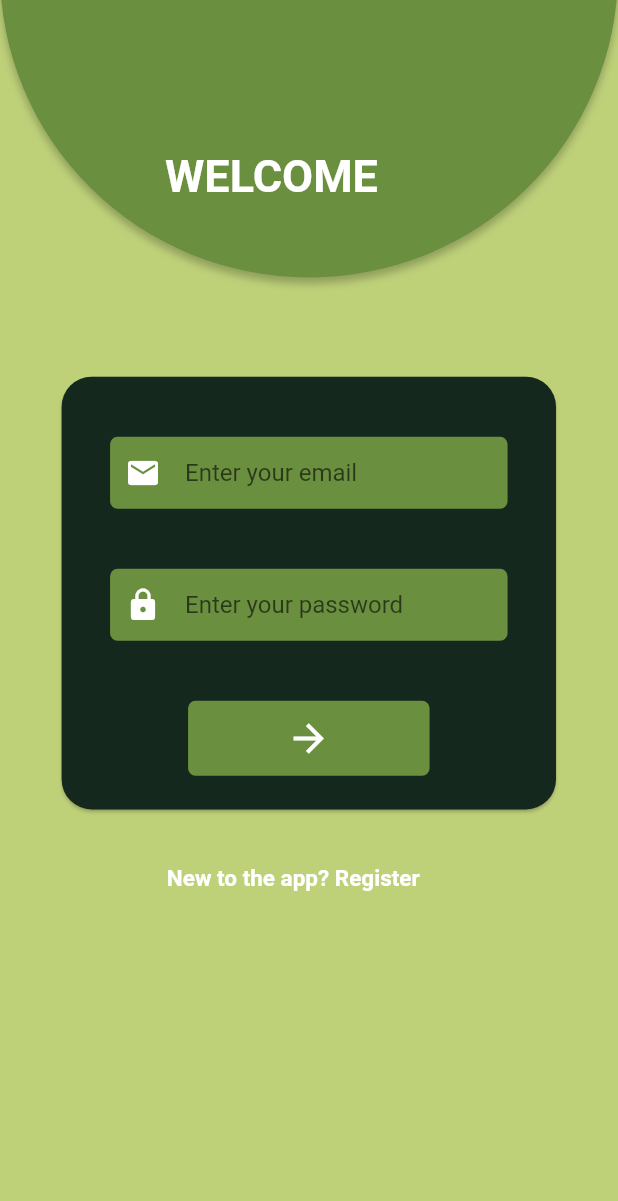
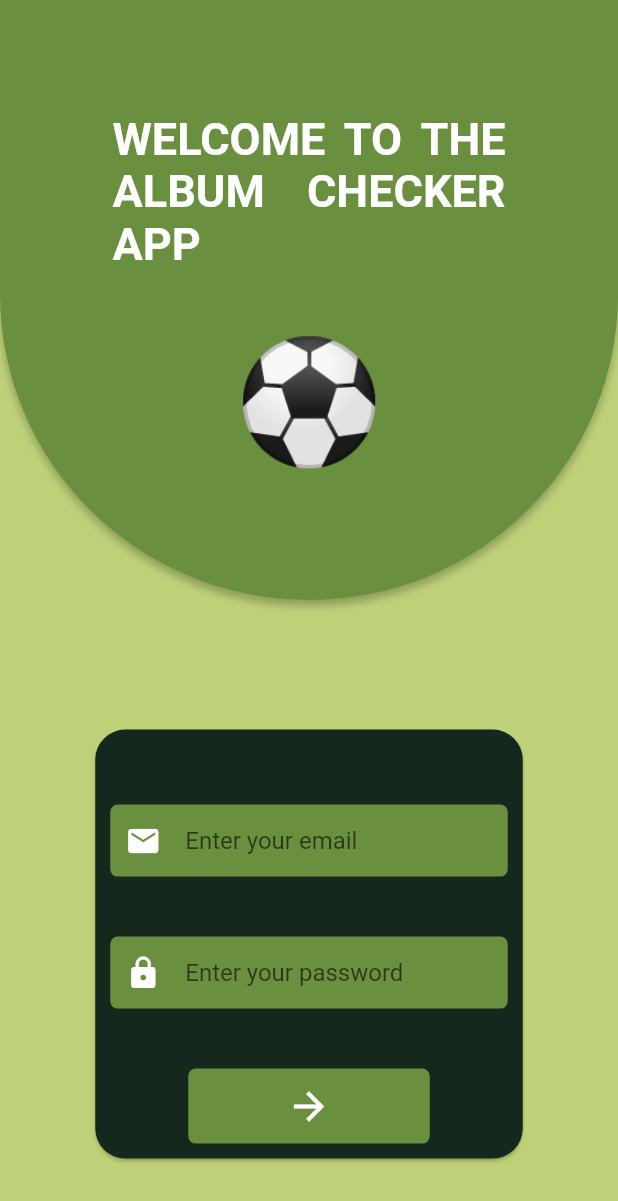
Before and after one commit to juanfranciscocis/Album_Checker, a Flutter app: the screen it shows after launch, on a phone screen of 412 x 824 dp. Shown: the top 1201 px of the screen. Run offline on Flutter 3.47's test engine with Material 2 defaults, Android fonts, the phone set to English and light mode, and no system bars.

Commit message:
LOGIN SCREEN FINISHED DESIGN, ADAPTATIVE FOR GRAND AND SMALL DEVICES

```diff
--- a/lib/screens/login_screen.dart
+++ b/lib/screens/login_screen.dart
@@ -9,11 +9,35 @@ class LoginScreen extends StatelessWidget{
     final Size size = MediaQuery.of(context).size;
     return Scaffold(
       backgroundColor: Color.fromRGBO(190, 209, 121, 1),
-      body: Stack(
+      body: SingleChildScrollView(
+        child: Center(
+          child: Column(
+            children: [
+
+              //SizedBox(height: size.height * 0.1),
+
+              Stack(
                 children: [
                   topCircle(size),
+                  Padding(
+                    padding: const EdgeInsets.all(75),
+                    child: Center(child: Column(
+                      children: [
+                        Text('WELCOME TO THE ALBUM CHECKER APP', textAlign: TextAlign.justify,style: TextStyle(fontSize: 30, fontWeight: FontWeight.bold, color: Colors.white),),
+                        SizedBox(height: size.height * 0.05),
+                        Text('⚽',style: TextStyle(fontSize: 80, fontWeight: FontWeight.bold, color: Colors.white),),
+                      ],
+                    )),
+                  ),
+                ],
+              ),
 
-          Positioned(child: Text('WELCOME', style: TextStyle(fontSize: 30, fontWeight: FontWeight.bold, color: Colors.white),), top: 100, left: 110,),
+
+
+
+
+
+              SizedBox(height: size.height * 0.1),
 
 
               _MainCardWidget(),
@@ -22,22 +46,20 @@ class LoginScreen extends StatelessWidget{
               newToAppText(size, context)
 
             ],
+          ),
+        ),
       )
     );
   }
 
-  Positioned newToAppText(Size size, BuildContext context) {
-    return Positioned(
-            bottom: 0,
-            left: size.width *0.27,
-
-
-            child:GestureDetector(
+  Widget newToAppText(Size size, BuildContext context) {
+    return GestureDetector(
       onTap: (){
         Navigator.of(context).pushAndRemoveUntil(MaterialPageRoute(builder: (context) =>
             LoginScreen()), (Route<dynamic> route) => false);
       },
       child: Container(
+        alignment: Alignment.center,
         width: size.width,
         height: size.height * 0.3,
         child: Text('New to the app? Register',textAlign: TextAlign.left, style: TextStyle(
@@ -46,15 +68,13 @@ class LoginScreen extends StatelessWidget{
         fontSize: 15,
         ),),
       ),
-            ));
+    );
   }
 
-  Positioned topCircle(Size size) {
-    return Positioned(
-          top: -225,
-          child: Container(
+  Widget topCircle(Size size) {
+    return Container(
         width: size.width,
-              height: 410,
+        height: 400,
         decoration: const BoxDecoration(
           boxShadow : [BoxShadow(
               color: Color.fromRGBO(0, 0, 0, 0.25),
@@ -62,8 +82,7 @@ class LoginScreen extends StatelessWidget{
               blurRadius: 4
           )],
           color : Color.fromRGBO(105, 143, 63, 1),
-                borderRadius : BorderRadius.all(Radius.elliptical(414, 410)),
-              ),
+          borderRadius : BorderRadius.only(bottomLeft: Radius.elliptical(414, 410), bottomRight: Radius.elliptical(414, 410)),
         ),
     );
   }
@@ -77,17 +96,14 @@ class _MainCardWidget extends StatelessWidget {
   @override
   Widget build(BuildContext context) {
     final Size size = MediaQuery.of(context).size;
-    return Positioned(
-      top: size.height * 0.3,
-      left: size.width * 0.09,
-      child: Card(
+    return Card(
       shape: RoundedRectangleBorder(
         borderRadius: BorderRadius.circular(20),
       ),
       color: const Color.fromRGBO(20, 40, 29, 1),
       child: Container(
-          width: size.width * 0.8,
-          height: size.height * 0.35,
+        child: Padding(
+          padding: const EdgeInsets.all(10),
           child: Column(
             children: [
               const SizedBox(
@@ -131,9 +147,9 @@ class _MainCardWidget extends StatelessWidget {
 
 
             ]
+          ),
         )
       )
-      ),
     );
   }
 }
```
Lines whose indentation alone changed are shown as unchanged.
